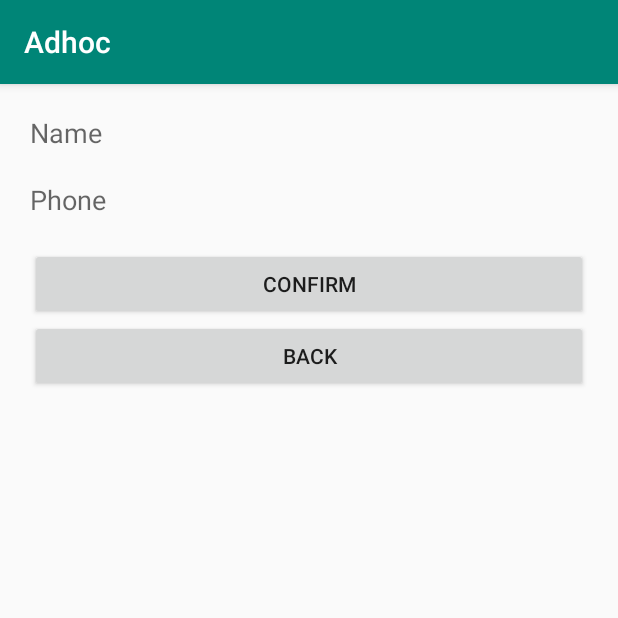
After one commit to Sumaid/adhocapp, an Android app: the CustomerSettingsActivity screen opened directly, with no data from a screen before it, on a phone screen of 412 x 824 dp, the top half of it. The commit adds this screen. Run offline under Robolectric (Android 15) with nearby library versions, the phone set to English and light mode, and no system bars; our stand-ins replace Firebase (no records; nobody signed in at launch, a user with empty details on screens opened directly).

Commit message:
Implemented User Information (GET and POST) Video 15

```diff
--- a/app/src/main/AndroidManifest.xml
+++ b/app/src/main/AndroidManifest.xml
@@ -16,7 +16,8 @@
         android:roundIcon="@mipmap/ic_launcher_round"
         android:supportsRtl="true"
         android:theme="@style/AppTheme">
-        <activity android:name=".RegistrationActivity"></activity>
+        <activity android:name=".CustomerSettingsActivity"></activity>
+        <activity android:name=".RegistrationActivity" />
         <!--
              The API key for Google Maps-based APIs is defined as a string resource.
              (See the file "res/values/google_maps_api.xml").
@@ -29,8 +30,7 @@
             android:name="com.google.android.geo.API_KEY"
             android:value="@string/google_maps_key" />
 
-        <activity
-            android:name=".DriverMapActivity" />
+        <activity android:name=".DriverMapActivity" />
         <activity android:name=".CustomerActivity" />
         <activity android:name=".MainActivity">
             <intent-filter>
--- /dev/null
+++ b/app/src/main/java/com/example/adhoc/CustomerSettingsActivity.java
@@ -0,0 +1,99 @@
+package com.example.adhoc;
+
+import androidx.annotation.NonNull;
+import androidx.appcompat.app.AppCompatActivity;
+
+import android.os.Bundle;
+import android.view.View;
+import android.widget.Button;
+import android.widget.EditText;
+
+import com.google.firebase.auth.FirebaseAuth;
+import com.google.firebase.database.DataSnapshot;
+import com.google.firebase.database.DatabaseError;
+import com.google.firebase.database.DatabaseReference;
+import com.google.firebase.database.FirebaseDatabase;
+import com.google.firebase.database.ValueEventListener;
+
+import java.util.HashMap;
+import java.util.Map;
+
+public class CustomerSettingsActivity extends AppCompatActivity {
+
+    private EditText mNameField, mPhoneField;
+    private Button mBack, mConfirm;
+
+    private FirebaseAuth mAuth;
+    private DatabaseReference mCustomerDatabase;
+    private String userId;
+    private String mName;
+    private String mPhone;
+
+    @Override
+    protected void onCreate(Bundle savedInstanceState) {
+        super.onCreate(savedInstanceState);
+        setContentView(R.layout.activity_customer_settings);
+
+        mNameField = findViewById(R.id.name);
+        mPhoneField = findViewById(R.id.phone);
+
+        mBack = findViewById(R.id.back);
+        mConfirm = findViewById(R.id.confirm);
+
+        mAuth = FirebaseAuth.getInstance();
+        userId = mAuth.getCurrentUser().getUid();
+        mCustomerDatabase = FirebaseDatabase.getInstance().getReference().child("Users").child("Customers").child(userId);
+
+        getUserInfo();
+
+        mConfirm.setOnClickListener(new View.OnClickListener() {
+            @Override
+            public void onClick(View v) {
+                saveUserInformation();
+            }
+        });
+
+        mBack.setOnClickListener(new View.OnClickListener() {
+            @Override
+            public void onClick(View v) {
+                finish();
+                return;
+            }
+        });
+    }
+
+    private void getUserInfo(){
+        mCustomerDatabase.addValueEventListener(new ValueEventListener() {
+            @Override
+            public void onDataChange(@NonNull DataSnapshot dataSnapshot) {
+                if(dataSnapshot.exists() && dataSnapshot.getChildrenCount() > 0){
+                    Map<String, Object> map = (Map <String, Object>)dataSnapshot.getValue();
+                    if(map.get("name") != null ){
+                        mName = map.get("name").toString();
+                        mNameField.setText(mName);
+                    }
+                    if(map.get("phone") != null ){
+                        mPhone = map.get("phone").toString();
+                        mPhoneField.setText(mPhone);
+                    }
+                }
+            }
+
+            @Override
+            public void onCancelled(@NonNull DatabaseError databaseError) {
+
+            }
+        });
+    }
+    private void saveUserInformation() {
+        mName = mNameField.getText().toString();
+        mPhone = mPhoneField.getText().toString();
+
+        Map userInfo = new HashMap();
+        userInfo.put("name", mName);
+        userInfo.put("phone", mPhone);
+        mCustomerDatabase.updateChildren(userInfo);
+
+        finish();
+    }
+}
--- a/app/src/main/res/layout/activity_customer.xml
+++ b/app/src/main/res/layout/activity_customer.xml
@@ -1,4 +1,4 @@
-<FrameLayout
+ <FrameLayout
     xmlns:android="http://schemas.android.com/apk/res/android"
     xmlns:tools="http://schemas.android.com/tools"
     android:layout_width="match_parent"
--- /dev/null
+++ b/app/src/main/res/layout/activity_customer_settings.xml
@@ -0,0 +1,36 @@
+<?xml version="1.0" encoding="utf-8"?>
+<LinearLayout xmlns:android="http://schemas.android.com/apk/res/android"
+    xmlns:app="http://schemas.android.com/apk/res-auto"
+    xmlns:tools="http://schemas.android.com/tools"
+    android:layout_width="match_parent"
+    android:layout_height="match_parent"
+    tools:context=".CustomerSettingsActivity"
+    android:orientation="vertical"
+    android:padding="20sp">
+
+    <EditText
+        android:id="@+id/name"
+        android:layout_width="match_parent"
+        android:layout_height="wrap_content"
+        android:background="@null"
+        android:hint="Name"
+        android:layout_marginBottom="20sp"/>
+    <EditText
+        android:id="@+id/phone"
+        android:layout_width="match_parent"
+        android:layout_height="wrap_content"
+        android:background="@null"
+        android:hint="Phone"
+        android:layout_marginBottom="20sp"
+        android:inputType="number"/>
+    <Button
+        android:layout_width="match_parent"
+        android:layout_height="wrap_content"
+        android:id="@+id/confirm"
+        android:text="Confirm"/>
+    <Button
+        android:layout_width="match_parent"
+        android:layout_height="wrap_content"
+        android:id="@+id/back"
+        android:text="Back"/>
+</LinearLayout>
```
Also changed, not shown: app/src/main/java/com/example/adhoc/CustomerActivity.java (+10 -1 lines).
